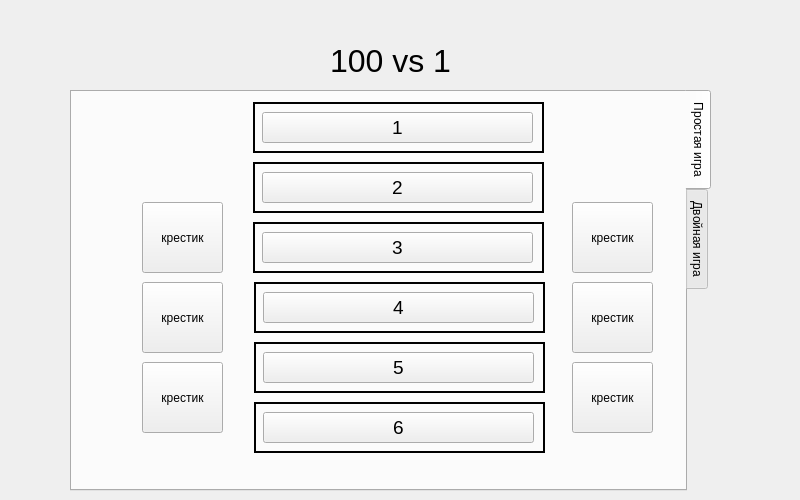
Before: the Qt Designer form 100vs1/mainwindow.ui in moevm/gui-1h2018-14, drawn with Qt 5.
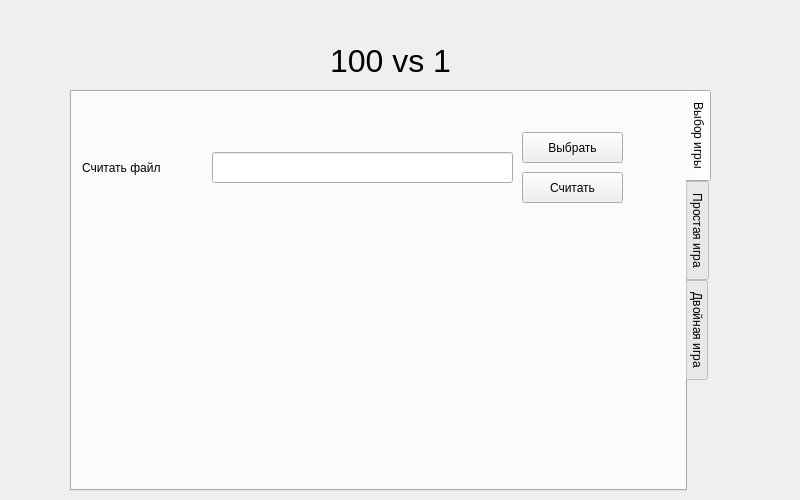
After: the same form once the commit is applied. The open tabs and pages were chosen to show the change.

What changed in the file:
```diff
--- a/100vs1/mainwindow.ui
+++ b/100vs1/mainwindow.ui
@@ -71,11 +71,65 @@
     <property name="currentIndex">
      <number>0</number>
     </property>
-    <widget class="QWidget" name="tab">
+    <widget class="QWidget" name="start_page">
+     <attribute name="title">
+      <string>Выбор игры</string>
+     </attribute>
+     <widget class="QLabel" name="label">
+      <property name="geometry">
+       <rect>
+        <x>10</x>
+        <y>60</y>
+        <width>131</width>
+        <height>31</height>
+       </rect>
+      </property>
+      <property name="text">
+       <string>Считать файл</string>
+      </property>
+     </widget>
+     <widget class="QLineEdit" name="lineEditRead">
+      <property name="geometry">
+       <rect>
+        <x>140</x>
+        <y>60</y>
+        <width>301</width>
+        <height>31</height>
+       </rect>
+      </property>
+     </widget>
+     <widget class="QPushButton" name="dialogReadButton">
+      <property name="geometry">
+       <rect>
+        <x>450</x>
+        <y>40</y>
+        <width>101</width>
+        <height>31</height>
+       </rect>
+      </property>
+      <property name="text">
+       <string>Выбрать</string>
+      </property>
+     </widget>
+     <widget class="QPushButton" name="readButton">
+      <property name="geometry">
+       <rect>
+        <x>450</x>
+        <y>80</y>
+        <width>101</width>
+        <height>31</height>
+       </rect>
+      </property>
+      <property name="text">
+       <string>Считать</string>
+      </property>
+     </widget>
+    </widget>
+    <widget class="QWidget" name="simpleGame_2">
      <attribute name="title">
       <string>Простая игра</string>
      </attribute>
-     <widget class="QPushButton" name="pushButton_4">
+     <widget class="QPushButton" name="pushButton_1_4">
       <property name="geometry">
        <rect>
         <x>191</x>
@@ -99,7 +153,7 @@
        <string>4</string>
       </property>
      </widget>
-     <widget class="QLabel" name="question_5">
+     <widget class="QLabel" name="question_1_5">
       <property name="enabled">
        <bool>true</bool>
       </property>
@@ -117,11 +171,6 @@
         <height>31</height>
        </size>
       </property>
-      <property name="font">
-       <font>
-        <pointsize>16</pointsize>
-       </font>
-      </property>
       <property name="mouseTracking">
        <bool>true</bool>
       </property>
@@ -138,7 +187,7 @@
        <set>Qt::AlignCenter</set>
       </property>
      </widget>
-     <widget class="QLabel" name="question_4">
+     <widget class="QLabel" name="question_1_4">
       <property name="enabled">
        <bool>true</bool>
       </property>
@@ -156,11 +205,6 @@
         <height>31</height>
        </size>
       </property>
-      <property name="font">
-       <font>
-        <pointsize>16</pointsize>
-       </font>
-      </property>
       <property name="mouseTracking">
        <bool>true</bool>
       </property>
@@ -177,7 +221,7 @@
        <set>Qt::AlignCenter</set>
       </property>
      </widget>
-     <widget class="QPushButton" name="pushButton_1">
+     <widget class="QPushButton" name="pushButton_1_1">
       <property name="geometry">
        <rect>
         <x>190</x>
@@ -201,7 +245,7 @@
        <string>1</string>
       </property>
      </widget>
-     <widget class="QLabel" name="question_1">
+     <widget class="QLabel" name="question_1_1">
       <property name="enabled">
        <bool>true</bool>
       </property>
@@ -219,11 +263,6 @@
         <height>31</height>
        </size>
       </property>
-      <property name="font">
-       <font>
-        <pointsize>16</pointsize>
-       </font>
-      </property>
       <property name="mouseTracking">
        <bool>true</bool>
       </property>
@@ -240,7 +279,7 @@
        <set>Qt::AlignCenter</set>
       </property>
      </widget>
-     <widget class="QPushButton" name="pushButton_5">
+     <widget class="QPushButton" name="pushButton_1_5">
       <property name="geometry">
        <rect>
         <x>191</x>
@@ -264,7 +303,7 @@
        <string>5</string>
       </property>
      </widget>
-     <widget class="QLabel" name="question_2">
+     <widget class="QLabel" name="question_1_2">
       <property name="enabled">
        <bool>true</bool>
       </property>
@@ -282,11 +321,6 @@
         <height>31</height>
        </size>
       </property>
-      <property name="font">
-       <font>
-        <pointsize>16</pointsize>
-       </font>
-      </property>
       <property name="mouseTracking">
        <bool>true</bool>
       </property>
@@ -303,7 +337,7 @@
        <set>Qt::AlignCenter</set>
       </property>
      </widget>
-     <widget class="QPushButton" name="pushButton_6">
+     <widget class="QPushButton" name="pushButton_1_6">
       <property name="geometry">
        <rect>
         <x>191</x>
@@ -327,7 +361,7 @@
        <string>6</string>
       </property>
      </widget>
-     <widget class="QLabel" name="question_3">
+     <widget class="QLabel" name="question_1_3">
       <property name="enabled">
        <bool>true</bool>
       </property>
@@ -345,11 +379,6 @@
         <height>31</height>
        </size>
       </property>
-      <property name="font">
-       <font>
-        <pointsize>16</pointsize>
-       </font>
-      </property>
       <property name="mouseTracking">
        <bool>true</bool>
       </property>
@@ -366,7 +395,7 @@
        <set>Qt::AlignCenter</set>
       </property>
      </widget>
-     <widget class="QLabel" name="question_6">
+     <widget class="QLabel" name="question_1_6">
       <property name="enabled">
        <bool>true</bool>
       </property>
@@ -384,11 +413,6 @@
         <height>31</height>
        </size>
       </property>
-      <property name="font">
-       <font>
-        <pointsize>16</pointsize>
-       </font>
-      </property>
       <property name="mouseTracking">
        <bool>true</bool>
       </property>
@@ -405,7 +429,7 @@
        <set>Qt::AlignCenter</set>
       </property>
      </widget>
-     <widget class="QPushButton" name="pushButton_2">
+     <widget class="QPushButton" name="pushButton_1_2">
       <property name="geometry">
        <rect>
         <x>190</x>
@@ -429,7 +453,7 @@
        <string>2</string>
       </property>
      </widget>
-     <widget class="QPushButton" name="pushButton_3">
+     <widget class="QPushButton" name="pushButton_1_3">
       <property name="geometry">
        <rect>
         <x>190</x>
@@ -453,7 +477,7 @@
        <string>3</string>
       </property>
      </widget>
-     <widget class="QPushButton" name="wrongButton_1">
+     <widget class="QPushButton" name="wrongButton_1_1">
       <property name="geometry">
        <rect>
         <x>70</x>
@@ -466,7 +490,7 @@
        <string>крестик</string>
       </property>
      </widget>
-     <widget class="QPushButton" name="wrongButton_2">
+     <widget class="QPushButton" name="wrongButton_1_2">
       <property name="geometry">
        <rect>
         <x>70</x>
@@ -479,7 +503,7 @@
        <string>крестик</string>
       </property>
      </widget>
-     <widget class="QPushButton" name="wrongButton_3">
+     <widget class="QPushButton" name="wrongButton_1_3">
       <property name="geometry">
        <rect>
         <x>70</x>
@@ -492,7 +516,7 @@
        <string>крестик</string>
       </property>
      </widget>
-     <widget class="QPushButton" name="wrongButton_4">
+     <widget class="QPushButton" name="wrongButton_1_4">
       <property name="geometry">
        <rect>
         <x>500</x>
@@ -505,7 +529,7 @@
        <string>крестик</string>
       </property>
      </widget>
-     <widget class="QPushButton" name="wrongButton_5">
+     <widget class="QPushButton" name="wrongButton_1_5">
       <property name="geometry">
        <rect>
         <x>500</x>
@@ -518,7 +542,7 @@
        <string>крестик</string>
       </property>
      </widget>
-     <widget class="QPushButton" name="wrongButton_6">
+     <widget class="QPushButton" name="wrongButton_1_6">
       <property name="geometry">
        <rect>
         <x>500</x>
```
Left out of the diff: 40 changed lines with no effect on the pictures.
